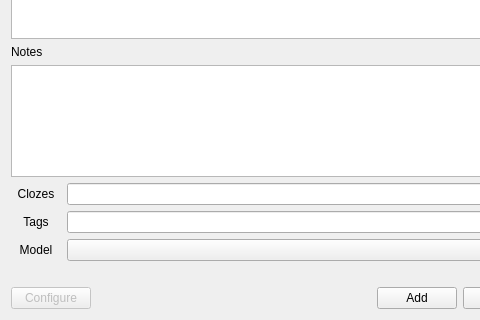
This is mcd/dlgAddMcd.ui in tarix/mcdsupport as Qt 5 draws it before an edit; both pictures show x 0 to 480 and y 160 to 480 of the 640 by 480 pixel window. The edited form follows.
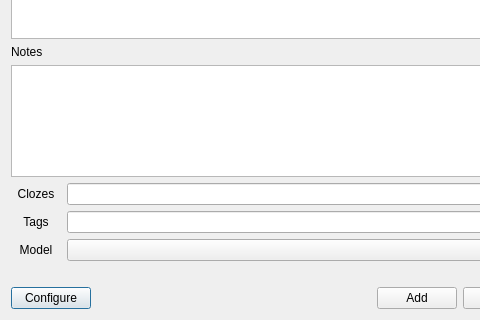
This is the edited form. Custom widgets are drawn as their Qt base class.

Commit message: added empty configuration dialog

```diff
--- a/mcd/dlgAddMcd.ui
+++ b/mcd/dlgAddMcd.ui
@@ -180,9 +180,6 @@
       <layout class="QHBoxLayout" name="horizontalLayout_2">
        <item>
         <widget class="QPushButton" name="configbutton">
-         <property name="enabled">
-          <bool>false</bool>
-         </property>
          <property name="sizePolicy">
           <sizepolicy hsizetype="Preferred" vsizetype="Fixed">
            <horstretch>0</horstretch>
```
The commit also changes 5 other files.
